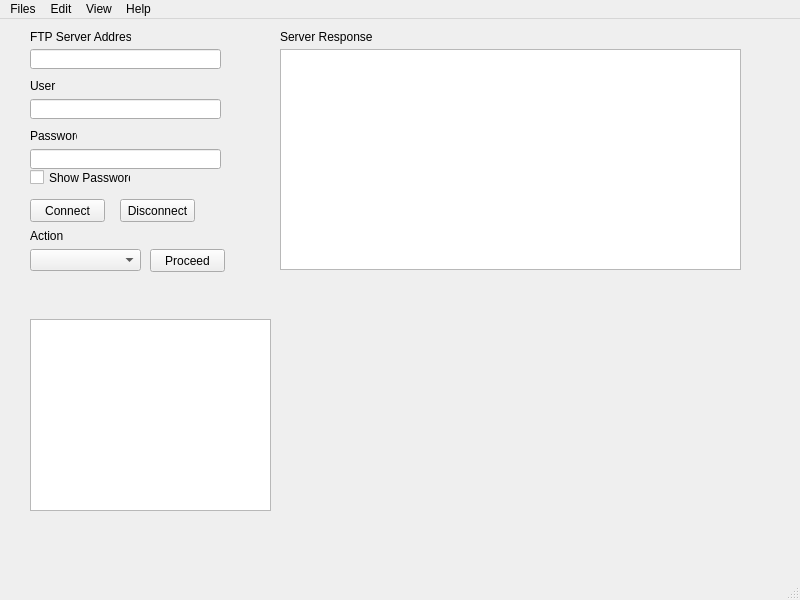
Above: PyQt/mainwindow.ui from 93will93/FTP_CLIENT_SERVER before the change. Below: the same form after it.
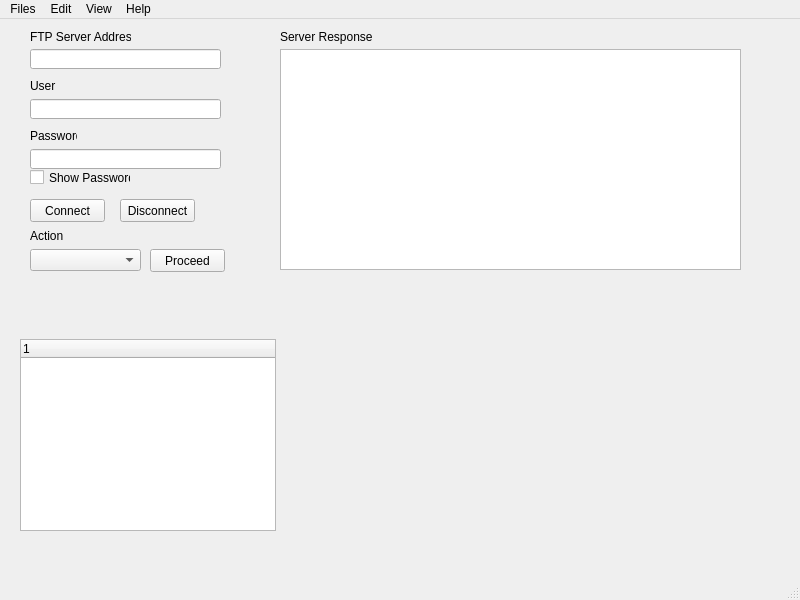
That is the form after the change.

Patch:
```diff
--- a/PyQt/mainwindow.ui
+++ b/PyQt/mainwindow.ui
@@ -171,16 +171,6 @@
      <string>Action</string>
     </property>
    </widget>
-   <widget class="QTreeView" name="tree_local">
-    <property name="geometry">
-     <rect>
-      <x>30</x>
-      <y>300</y>
-      <width>241</width>
-      <height>192</height>
-     </rect>
-    </property>
-   </widget>
    <widget class="QPushButton" name="btn_proceed">
     <property name="geometry">
      <rect>
@@ -194,6 +184,21 @@
      <string>Proceed</string>
     </property>
    </widget>
+   <widget class="QTreeWidget" name="tree_local">
+    <property name="geometry">
+     <rect>
+      <x>20</x>
+      <y>320</y>
+      <width>256</width>
+      <height>192</height>
+     </rect>
+    </property>
+    <column>
+     <property name="text">
+      <string notr="true">1</string>
+     </property>
+    </column>
+   </widget>
   </widget>
   <widget class="QStatusBar" name="statusbar"/>
   <widget class="QMenuBar" name="menubar">
```
